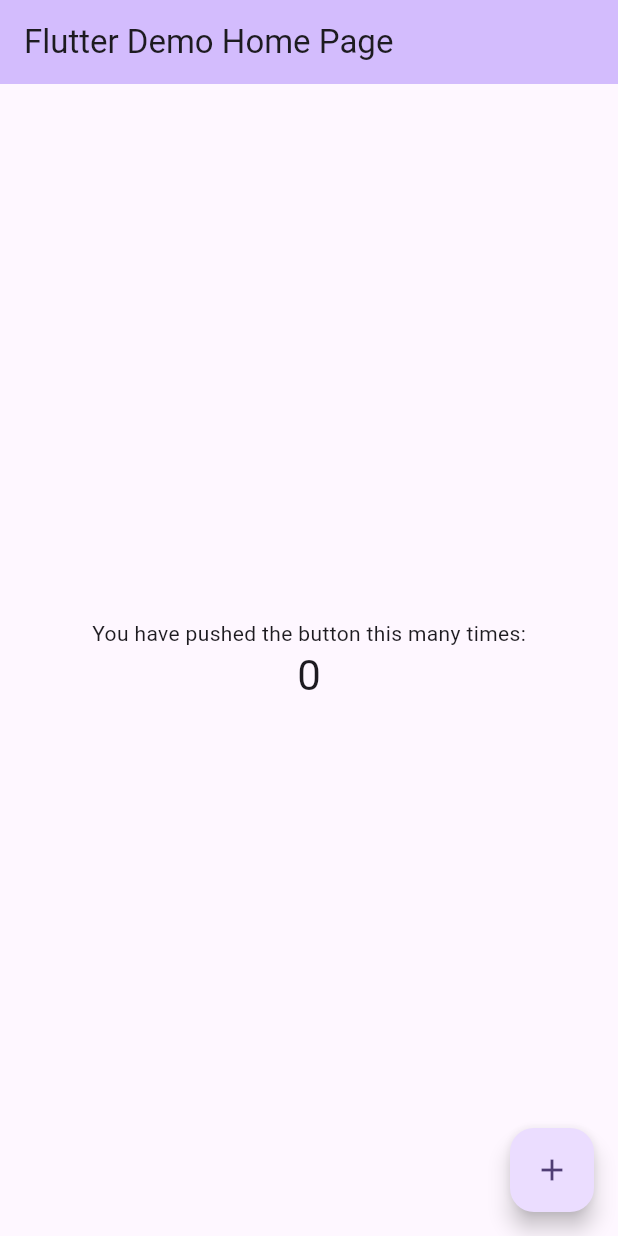
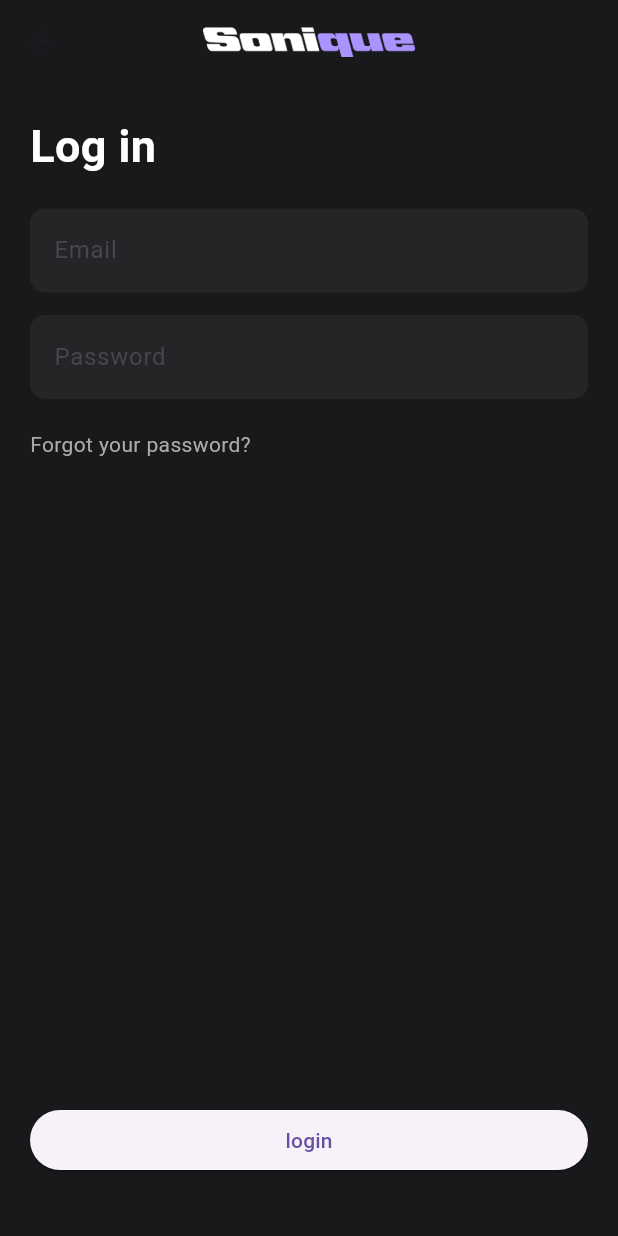
Before and after one commit to cnbldn/Sonique, a Flutter app: the screen it shows after launch, on a phone screen of 412 x 824 dp. Run offline on Flutter 3.47's test engine with Material 3 defaults, Android fonts, the phone set to English and light mode, and no system bars; our stand-ins replace email_validator.

Commit message:
rough testing of flutter and the ui.

```diff
--- a/lib/main.dart
+++ b/lib/main.dart
@@ -1,122 +1,18 @@
 import 'package:flutter/material.dart';
+import 'package:sonique/utils/colors.dart';
+import 'package:sonique/routes/welcome.dart';
+import 'package:sonique/routes/login.dart';
 
 void main() {
-  runApp(const MyApp());
+  runApp(
+    MaterialApp(
+      title: 'Sonique',
+      initialRoute: '/login',
+      routes: {
+        '/': (context) => Welcome(),
+        //'/signup': (context) => SignUp(),
+        '/login': (context) => Login(),
+      },
+    ),
+  );
 }
-
-class MyApp extends StatelessWidget {
-  const MyApp({super.key});
-
-  // This widget is the root of your application.
-  @override
-  Widget build(BuildContext context) {
-    return MaterialApp(
-      title: 'Flutter Demo',
-      theme: ThemeData(
-        // This is the theme of your application.
-        //
-        // TRY THIS: Try running your application with "flutter run". You'll see
-        // the application has a purple toolbar. Then, without quitting the app,
-        // try changing the seedColor in the colorScheme below to Colors.green
-        // and then invoke "hot reload" (save your changes or press the "hot
-        // reload" button in a Flutter-supported IDE, or press "r" if you used
-        // the command line to start the app).
-        //
-        // Notice that the counter didn't reset back to zero; the application
-        // state is not lost during the reload. To reset the state, use hot
-        // restart instead.
-        //
-        // This works for code too, not just values: Most code changes can be
-        // tested with just a hot reload.
-        colorScheme: ColorScheme.fromSeed(seedColor: Colors.deepPurple),
-      ),
-      home: const MyHomePage(title: 'Flutter Demo Home Page'),
-    );
-  }
-}
-
-class MyHomePage extends StatefulWidget {
-  const MyHomePage({super.key, required this.title});
-
-  // This widget is the home page of your application. It is stateful, meaning
-  // that it has a State object (defined below) that contains fields that affect
-  // how it looks.
-
-  // This class is the configuration for the state. It holds the values (in this
-  // case the title) provided by the parent (in this case the App widget) and
-  // used by the build method of the State. Fields in a Widget subclass are
-  // always marked "final".
-
-  final String title;
-
-  @override
-  State<MyHomePage> createState() => _MyHomePageState();
-}
-
-class _MyHomePageState extends State<MyHomePage> {
-  int _counter = 0;
-
-  void _incrementCounter() {
-    setState(() {
-      // This call to setState tells the Flutter framework that something has
-      // changed in this State, which causes it to rerun the build method below
-      // so that the display can reflect the updated values. If we changed
-      // _counter without calling setState(), then the build method would not be
-      // called again, and so nothing would appear to happen.
-      _counter++;
-    });
-  }
-
-  @override
-  Widget build(BuildContext context) {
-    // This method is rerun every time setState is called, for instance as done
-    // by the _incrementCounter method above.
-    //
-    // The Flutter framework has been optimized to make rerunning build methods
-    // fast, so that you can just rebuild anything that needs updating rather
-    // than having to individually change instances of widgets.
-    return Scaffold(
-      appBar: AppBar(
-        // TRY THIS: Try changing the color here to a specific color (to
-        // Colors.amber, perhaps?) and trigger a hot reload to see the AppBar
-        // change color while the other colors stay the same.
-        backgroundColor: Theme.of(context).colorScheme.inversePrimary,
-        // Here we take the value from the MyHomePage object that was created by
-        // the App.build method, and use it to set our appbar title.
-        title: Text(widget.title),
-      ),
-      body: Center(
-        // Center is a layout widget. It takes a single child and positions it
-        // in the middle of the parent.
-        child: Column(
-          // Column is also a layout widget. It takes a list of children and
-          // arranges them vertically. By default, it sizes itself to fit its
-          // children horizontally, and tries to be as tall as its parent.
-          //
-          // Column has various properties to control how it sizes itself and
-          // how it positions its children. Here we use mainAxisAlignment to
-          // center the children vertically; the main axis here is the vertical
-          // axis because Columns are vertical (the cross axis would be
-          // horizontal).
-          //
-          // TRY THIS: Invoke "debug painting" (choose the "Toggle Debug Paint"
-          // action in the IDE, or press "p" in the console), to see the
-          // wireframe for each widget.
-          mainAxisAlignment: MainAxisAlignment.center,
-          children: <Widget>[
-            const Text('You have pushed the button this many times:'),
-            Text(
-              '$_counter',
-              style: Theme.of(context).textTheme.headlineMedium,
-            ),
-          ],
-        ),
-      ),
-      floatingActionButton: FloatingActionButton(
-        onPressed: _incrementCounter,
-        tooltip: 'Increment',
-        child: const Icon(Icons.add),
-      ), // This trailing comma makes auto-formatting nicer for build methods.
-    );
-  }
-}
--- /dev/null
+++ b/lib/routes/login.dart
@@ -0,0 +1,183 @@
+import 'package:email_validator/email_validator.dart';
+import 'package:flutter/gestures.dart';
+import 'package:flutter/material.dart';
+import 'package:sonique/utils/colors.dart';
+
+class Login extends StatefulWidget {
+  const Login({super.key});
+
+  @override
+  State<Login> createState() => _LoginState();
+}
+
+class _LoginState extends State<Login> {
+  final _formKey = GlobalKey<FormState>();
+  String email = '';
+  String pass = '';
+
+  Future<void> _loginErrorDialogBuilder(String title, String content) async {
+    return showDialog(
+      context: context,
+      builder: (BuildContext context) {
+        return AlertDialog(
+          title: Text(title),
+          content: Text(content),
+          actions: [
+            TextButton(
+              onPressed: () {
+                Navigator.pop(context);
+              },
+              child: Text('OK'),
+            ),
+          ],
+        );
+      },
+    );
+  }
+
+  @override
+  Widget build(BuildContext context) {
+    return Scaffold(
+      backgroundColor: AppColors.w_background,
+      appBar: AppBar(
+        title: Container(
+          height: 20,
+          child: Image.asset('assets/logo.png', fit: BoxFit.contain),
+        ),
+        backgroundColor: AppColors.w_background,
+        centerTitle: true,
+      ),
+      body: Padding(
+        padding: const EdgeInsets.all(20.0),
+        child: Column(
+          mainAxisAlignment: MainAxisAlignment.spaceBetween,
+          crossAxisAlignment: CrossAxisAlignment.stretch,
+          children: [
+            Column(
+              spacing: 20,
+              mainAxisAlignment: MainAxisAlignment.start,
+              crossAxisAlignment: CrossAxisAlignment.start,
+              children: [
+                Text(
+                  'Log in',
+                  style: TextStyle(
+                    color: Colors.white,
+                    fontSize: 30,
+                    fontWeight: FontWeight.bold,
+                  ),
+                ),
+                Form(
+                  key: _formKey,
+                  child: Column(
+                    spacing: 15,
+                    children: [
+                      TextFormField(
+                        keyboardType: TextInputType.emailAddress,
+                        decoration: InputDecoration(
+                          labelText: 'Email',
+                          fillColor: AppColors.w_box,
+                          filled: true,
+                          border: OutlineInputBorder(
+                            borderRadius: BorderRadius.circular(10),
+                            borderSide: BorderSide.none,
+                          ),
+                          focusedBorder: OutlineInputBorder(
+                            borderSide: BorderSide(
+                              color: AppColors.w_loginBox,
+                              width: 2,
+                            ),
+                          ),
+                        ),
+                        style: TextStyle(color: AppColors.w_text),
+                        validator: (value) {
+                          if (value != null) {
+                            if (value.isEmpty) {
+                              return 'E-mail cannot be empty';
+                            }
+                            if (!EmailValidator.validate(value)) {
+                              return 'E-mail not valid';
+                            }
+                          }
+                        },
+                        onSaved: (value) {
+                          email = value ?? '';
+                        },
+                      ),
+                      TextFormField(
+                        keyboardType: TextInputType.text,
+                        obscureText: true,
+                        autocorrect: false,
+                        enableSuggestions: false,
+                        decoration: InputDecoration(
+                          labelText: 'Password',
+                          fillColor: AppColors.w_box,
+                          filled: true,
+                          border: OutlineInputBorder(
+                            borderRadius: BorderRadius.circular(10),
+                            borderSide: BorderSide.none,
+                          ),
+                          focusedBorder: OutlineInputBorder(
+                            borderSide: BorderSide(
+                              color: AppColors.w_loginBox,
+                              width: 2,
+                            ),
+                          ),
+                        ),
+                        style: TextStyle(color: AppColors.w_text),
+                        validator: (value) {
+                          if (value != null) {
+                            if (value.isEmpty) {
+                              return 'Password cannot be empty';
+                            }
+                            if (value.length < 6) {
+                              return 'Password must contain at least 6 characters';
+                            }
+                          }
+                        },
+                        onSaved: (value) {
+                          pass = value ?? '';
+                        },
+                      ),
+                    ],
+                  ),
+                ),
+                Text.rich(
+                  TextSpan(
+                    text: 'Forgot your password?',
+                    recognizer:
+                        TapGestureRecognizer()
+                          ..onTap = () {
+                            print('this fool forgot their password lmao');
+                          },
+                    style: TextStyle(color: AppColors.w_text),
+                  ),
+                ),
+              ],
+            ),
+            Padding(
+              padding: const EdgeInsets.fromLTRB(0, 0, 0, 20),
+              child: ElevatedButton(
+                onPressed: () {
+                  if (_formKey.currentState!.validate()) {
+                    print('Email $email Password $pass');
+                    _formKey.currentState!.save();
+                    print('Email $email Password $pass');
+                    setState(() {
+                      /*counter vardi burda*/
+                    });
+                  } else {
+                    _loginErrorDialogBuilder(
+                      'Form Error',
+                      'Your form is invalid',
+                    );
+                  }
+                },
+                child: Text('login'),
+              ),
+            ),
+          ],
+        ),
+      ),
+    );
+  }
+}
--- /dev/null
+++ b/lib/utils/colors.dart
@@ -0,0 +1,16 @@
+import 'package:flutter/material.dart';
+
+class AppColors {
+  static const Color sonique_purple = Color(0xA694FF);
+  static const Color sonique_black = Color(0x1D1E30);
+  static const Color sonique_green = Color(0x7CCE80);
+
+  static const Color s_light_bg = Color(0xf7f7f7);
+  static const Color s_dark_bg = Color(0x1b1a1f);
+
+  // login page, src: batunun wp mesaji
+  static const Color w_background = Color(0xFF17191b);
+  static const Color w_box = Color(0xFF242527);
+  static const Color w_loginBox = Color(0xFFA694FF);
+  static const Color w_text = Color(0xFFAAAAAA);
+}
--- a/pubspec.yaml
+++ b/pubspec.yaml
@@ -38,6 +38,7 @@ dependencies:
 dev_dependencies:
   flutter_test:
     sdk: flutter
+  email_validator: any
 
   # The "flutter_lints" package below contains a set of recommended lints to
   # encourage good coding practices. The lint set provided by the package is
@@ -58,6 +59,8 @@ flutter:
   uses-material-design: true
 
   # To add assets to your application, add an assets section, like this:
+  assets:
+    - assets/
   # assets:
   #   - images/a_dot_burr.jpeg
   #   - images/a_dot_ham.jpeg
```
Also changed, not shown: lib/routes/welcome.dart (added, +45 -0 lines), assets/logo.png (added), lib/routes/signup.dart (added), pubspec.lock, 1 other file.
